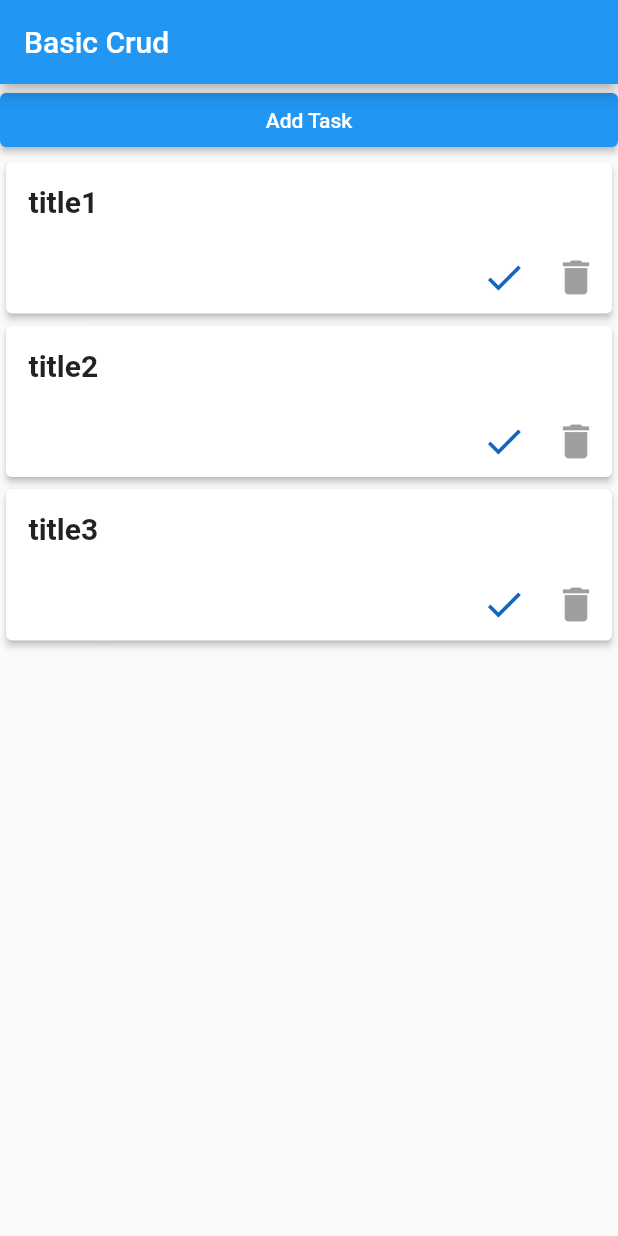
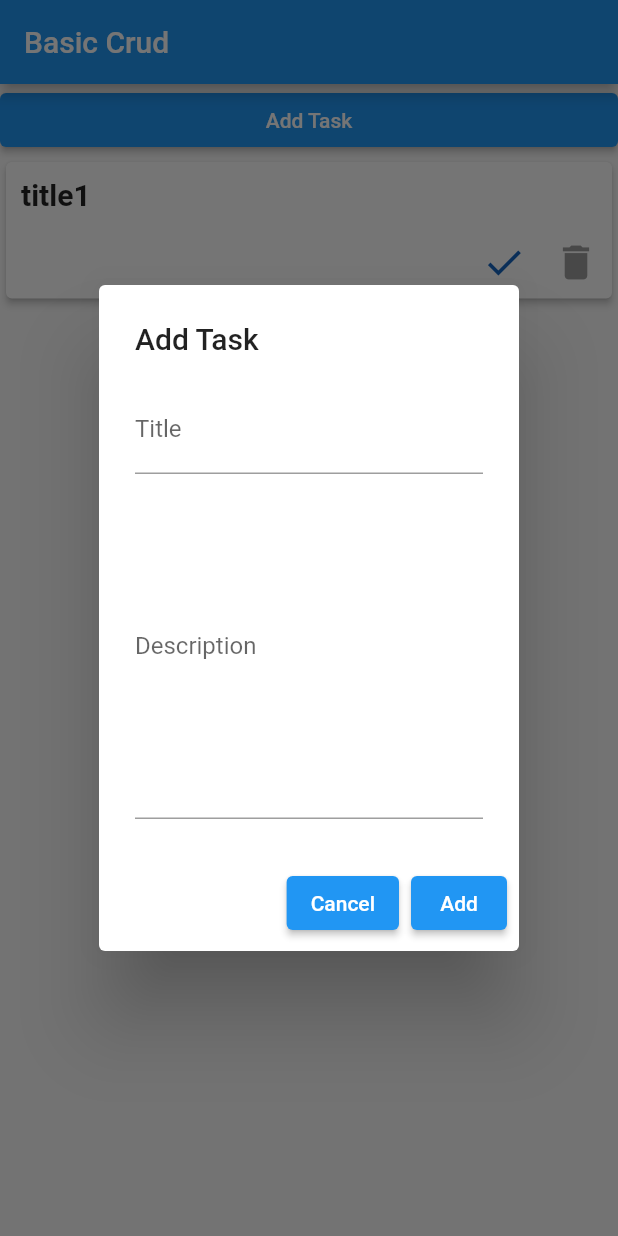
Before and after one commit to Jailsonsdsj/to-do-app, a Flutter app: the screen it shows after launch, after a tap on "Add Task", on a phone screen of 412 x 824 dp. Run offline on Flutter 3.47's test engine with Material 2 defaults, Android fonts, the phone set to English and light mode, and no system bars; our stand-ins replace get.

Commit message:
add read and write to json file

```diff
--- /dev/null
+++ b/assets/data.json
@@ -0,0 +1,6 @@
+[
+    {
+    "title": "title1",
+    "description": "description1"
+    }
+]
--- /dev/null
+++ b/lib/components/largeButton.dart
@@ -0,0 +1,11 @@
+import 'package:flutter/material.dart';
+
+SizedBox largeButton(String title, action) {
+  return SizedBox(
+      width: double.infinity,
+      child: ElevatedButton(
+          onPressed: () {
+            action();
+          },
+          child: Text(title)));
+}
--- a/lib/main.dart
+++ b/lib/main.dart
@@ -1,4 +1,5 @@
 import 'package:flutter/material.dart';
+import 'package:basic_crud/pages/home/view.dart';
 
 void main() {
   runApp(const MyApp());
@@ -13,120 +14,7 @@ class MyApp extends StatelessWidget {
       theme: ThemeData(
         primarySwatch: Colors.blue,
       ),
-      home: const MyHomePage(title: 'Basic Crud'),
+      home: const HomePage(title: 'Basic Crud'),
     );
   }
 }
-
-class MyHomePage extends StatefulWidget {
-  const MyHomePage({super.key, required this.title});
-
-  final String title;
-
-  @override
-  State<MyHomePage> createState() => _MyHomePageState();
-}
-
-class _MyHomePageState extends State<MyHomePage> {
-  @override
-  Widget build(BuildContext context) {
-    var data = [
-      {
-        'title': 'title1',
-        'description': 'description1',
-        'image': 'image1',
-        'nagivationId': '1',
-      },
-      {
-        'title': 'title2',
-        'description': 'description2',
-        'image': 'image2',
-        'nagivationId': '2',
-      },
-      {
-        'title': 'title3',
-        'description': 'description3',
-        'image': 'image3',
-        'nagivationId': '3',
-      }
-    ];
-
-    return Scaffold(
-        appBar: AppBar(
-          title: Text(widget.title),
-        ),
-        body: Column(
-          children: [
-            SizedBox(
-                width: double.infinity,
-                child: ElevatedButton(
-                    onPressed: () {
-                      debugPrint("add");
-                    },
-                    child: const Text("Add Task"))),
-            ListView.builder(
-                scrollDirection: Axis.vertical,
-                shrinkWrap: true,
-                itemBuilder: (context, index) {
-                  return Card(
-                      clipBehavior: Clip.hardEdge,
-                      elevation: 2,
-                      child: InkWell(
-                        splashColor: Colors.blue.withAlpha(30),
-                        onTap: () {
-                          debugPrint("tapped on ${data[index]["title"]}");
-                        },
-                        child: SizedBox(
-                            width: double.infinity,
-                            child: Column(
-                              children: [
-                                Container(
-                                  alignment: Alignment.centerLeft,
-                                  margin: const EdgeInsets.all(15),
-                                  child: Text(
-                                      data[index]["title"] ?? "Not Found",
-                                      textAlign: TextAlign.left,
-                                      style: const TextStyle(
-                                          fontSize: 20,
-                                          fontWeight: FontWeight.bold)),
-                                ),
-                                Container(
-                                  alignment: Alignment.bottomRight,
-                                  child: Row(
-                                    mainAxisAlignment: MainAxisAlignment.end,
-                                    children: [
-                                      IconButton(
-                                        iconSize: 30,
-                                        icon: const Icon(Icons.done),
-                                        color: Colors.blue[800],
-                                        onPressed: () {
-                                          debugPrint("done");
-                                        },
-                                      ),
-                                      // IconButton(
-                                      //   iconSize: 25,
-                                      //   icon: const Icon(Icons.edit),
-                                      //   onPressed: () {
-                                      //     debugPrint("edit");
-                                      //   },
-                                      // ),
-                                      IconButton(
-                                        iconSize: 30,
-                                        icon: const Icon(Icons.delete),
-                                        color: Colors.grey[500],
-                                        onPressed: () {
-                                          debugPrint("delete");
-                                        },
-                                      ),
-                                    ],
-                                  ),
-                                )
-                              ],
-                            )),
-                      ));
-                },
-                itemCount: data.length),
-          ],
-        ));
-  }
-}
--- /dev/null
+++ b/lib/models/data.dart
@@ -0,0 +1,29 @@
+import 'dart:convert';
+import 'dart:io';
+import 'package:flutter/foundation.dart';
+import 'package:flutter/services.dart';
+import 'dart:async';
+import 'package:path_provider/path_provider.dart';
+
+class Data {
+  static List<Map<String, String>> _datas = [];
+
+  static Future<List<Map<String, String>>> loadData() async {
+    String dataString = await rootBundle.loadString('assets/data.json');
+    List<dynamic> dataJson = json.decode(dataString);
+    _datas = dataJson.map((dados) => Map<String, String>.from(dados)).toList();
+
+    return _datas;
+  } //method to load data from json file
+
+  static Future<void> updateData(List<Map<String, String>> data) async {
+    _datas = data;
+    final dir = await getApplicationDocumentsDirectory();
+    final file = File('${dir.path}/data.json');
+    String dataString = json.encode(_datas);
+    if (kDebugMode) {
+      print(dataString);
+    }
+    await file.writeAsString(dataString);
+  } //to update data from json file
+}
--- /dev/null
+++ b/lib/pages/home/controller.dart
@@ -0,0 +1,62 @@
+import 'package:flutter/cupertino.dart';
+import 'package:get/get.dart';
+import 'package:basic_crud/models/data.dart';
+
+class FormController extends GetxController {
+  var data = <Map<String, String>>[].obs;
+
+  var titleController = TextEditingController();
+  var descriptionController = TextEditingController();
+
+  addData(String title, String description) {
+    data.add({'title': title, 'description': description});
+    Data.updateData(data);
+  }
+
+  removeData(int index) {
+    data.removeAt(index);
+    Data.updateData(data);
+  }
+
+  updateData(int index, String title, String description) {
+    data[index]['title'] = title;
+    data[index]['description'] = description;
+    Data.updateData(data);
+  }
+
+  @override
+  void onInit() {
+    super.onInit();
+    loadData();
+  }
+
+  Future<List<Map<String, String>>> loadData() async {
+    List<Map<String, String>> data = await Data.loadData();
+    this.data.value = data;
+    return data;
+  }
+
+  @override
+  void onClose() {
+    super.onClose();
+  }
+
+  @override
+  void onReady() {
+    super.onReady();
+  }
+}
+
+// class DataController extends GetxController {
+//   RxList<Map<String, String>> data = RxList<Map<String, String>>([]);
+
+//   Future<void> loadData() async {
+//     await Data.loadData();
+//     data.value = Data.data;
+//   }
+
+//   void updateData(List<Map<String, String>> newData) {
+//     Data.updateData(newData);
+//     data.value = newData;
+//   }
+// }
--- /dev/null
+++ b/lib/pages/home/view.dart
@@ -0,0 +1,73 @@
+import 'package:basic_crud/pages/home/controller.dart';
+import 'package:flutter/material.dart';
+// import 'package:get/get.dart';
+import 'package:basic_crud/pages/home/widgets/addTask.dart';
+import 'package:get/get.dart';
+import '../../components/largeButton.dart';
+import '../../pages/home/widgets/card.dart';
+
+class HomePage extends StatefulWidget {
+  const HomePage({super.key, required this.title});
+
+  final String title;
+
+  @override
+  State<HomePage> createState() => _HomePageState();
+}
+
+class _HomePageState extends State<HomePage> {
+  final FormController _formController = Get.put(FormController());
+
+  final RxList _data = [].obs;
+
+  @override
+  void initState() {
+    _loadData();
+    super.initState();
+  }
+
+  Future<void> _loadData() async {
+    List<Map<String, String>> data = await _formController.loadData();
+    setState(() {
+      _data.value = data;
+    });
+  }
+
+  @override
+  Widget build(BuildContext context) {
+    return Scaffold(
+        appBar: AppBar(
+          title: Text(widget.title),
+        ),
+        body: Column(
+          children: [
+            largeButton("Add Task", () {
+              showForm(context);
+            }),
+            Obx(
+              () => ListView.builder(
+                  itemCount: _data.length,
+                  scrollDirection: Axis.vertical,
+                  shrinkWrap: true,
+                  itemBuilder: (context, index) {
+                    return Card(
+                        clipBehavior: Clip.hardEdge,
+                        elevation: 2,
+                        child: InkWell(
+                          splashColor: Colors.blue.withAlpha(30),
+                          onTap: () {},
+                          child: SizedBox(
+                              width: double.infinity,
+                              child: Column(
+                                children: [
+                                  cardTitle(_data[index]["title"]),
+                                  buttonsContainer()
+                                ],
+                              )),
+                        ));
+                  }),
+            )
+          ],
+        ));
+  }
+}
--- /dev/null
+++ b/lib/pages/home/widgets/addTask.dart
@@ -0,0 +1,56 @@
+import 'package:flutter/material.dart';
+import 'package:get/get.dart';
+import 'package:basic_crud/pages/home/controller.dart';
+
+void showForm(BuildContext context) {
+  final formController = Get.put(FormController());
+
+  final titleController = TextEditingController();
+  final descriptionController = TextEditingController();
+
+  showDialog(
+    context: context,
+    builder: (BuildContext context) {
+      return AlertDialog(
+        title: const Text('Add Task'),
+        content: Form(
+          child: Column(
+            mainAxisSize: MainAxisSize.min,
+            children: <Widget>[
+              TextFormField(
+                controller: titleController,
+                decoration: const InputDecoration(labelText: 'Title'),
+              ),
+              TextFormField(
+                keyboardType: TextInputType.multiline,
+                maxLines: 10,
+                controller: descriptionController,
+                decoration: const InputDecoration(labelText: 'Description'),
+              ),
+            ],
+          ),
+        ),
+        actions: <Widget>[
+          ElevatedButton(
+            onPressed: () {
+              Navigator.of(context).pop();
+            },
+            child: const Text('Cancel'),
+          ),
+          ElevatedButton(
+            onPressed: () {
+              String title = titleController.text;
+              String description = descriptionController.text;
+              formController.addData(title, description);
+              titleController.clear();
+              descriptionController.clear();
+
+              Navigator.of(context).pop();
+            },
+            child: const Text('Add'),
+          ),
+        ],
+      );
+    },
+  );
+}
--- /dev/null
+++ b/lib/pages/home/widgets/card.dart
@@ -0,0 +1,49 @@
+import 'package:flutter/material.dart';
+
+Container cardTitle(title) {
+  return Container(
+    alignment: Alignment.centerLeft,
+    padding: const EdgeInsets.all(10),
+    child: Text(
+      title,
+      style: const TextStyle(
+        fontSize: 20,
+        fontWeight: FontWeight.bold,
+      ),
+    ),
+  );
+}
+
+Container buttonsContainer() {
+  return Container(
+    alignment: Alignment.bottomRight,
+    child: Row(
+      mainAxisAlignment: MainAxisAlignment.end,
+      children: [
+        IconButton(
+          iconSize: 30,
+          icon: const Icon(Icons.done),
+          color: Colors.blue[800],
+          onPressed: () {
+            debugPrint("done");
+          },
+        ),
+        // IconButton(
+        //   iconSize: 25,
+        //   icon: const Icon(Icons.edit),
+        //   onPressed: () {
+        //     debugPrint("edit");
+        //   },
+        // ),
+        IconButton(
+          iconSize: 30,
+          icon: const Icon(Icons.delete),
+          color: Colors.grey[500],
+          onPressed: () {
+            debugPrint("delete");
+          },
+        ),
+      ],
+    ),
+  );
+}
--- a/pubspec.yaml
+++ b/pubspec.yaml
@@ -35,6 +35,8 @@ dependencies:
   # The following adds the Cupertino Icons font to your application.
   # Use with the CupertinoIcons class for iOS style icons.
   cupertino_icons: ^1.0.2
+  get: ^4.6.5
+  path_provider: ^2.0.2
 
 dev_dependencies:
   flutter_test:
@@ -59,7 +61,8 @@ flutter:
   uses-material-design: true
 
   # To add assets to your application, add an assets section, like this:
-  # assets:
+  assets:
+  - assets/data.json
   #   - images/a_dot_burr.jpeg
   #   - images/a_dot_ham.jpeg
 
```
Also changed, not shown: lib/draft.dart (added, +74 -0 lines), lib/pages/home/binding.dart (added, +11 -0 lines), pubspec.lock, routes/routes.dart (renamed from lib/routes.dart), 10 other files.
